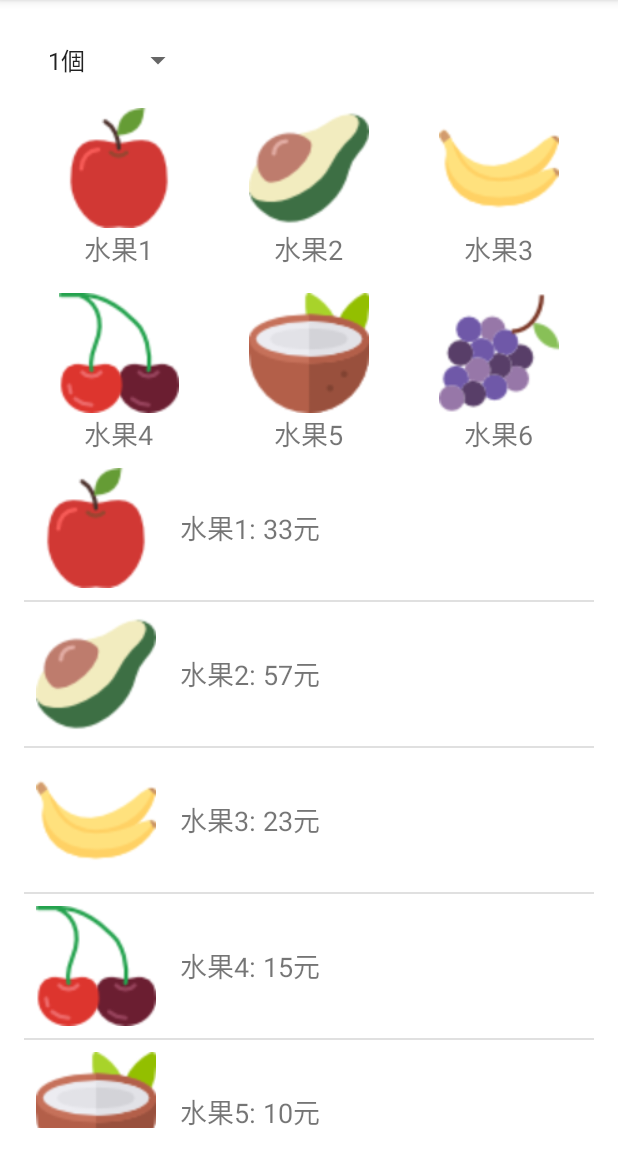
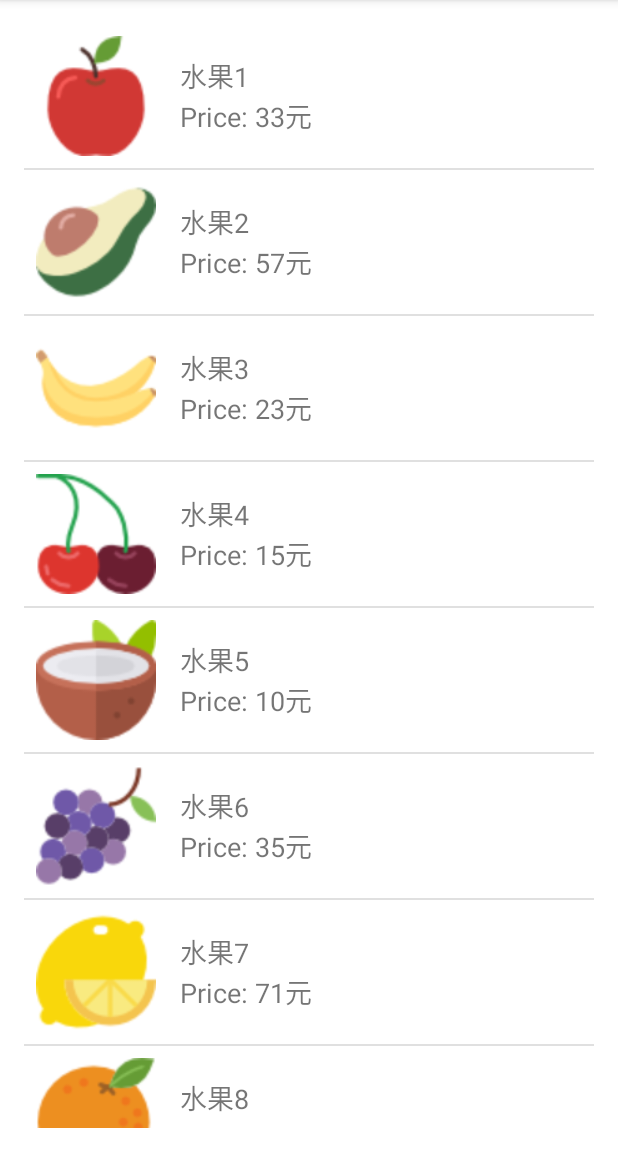
Before and after one commit to leo81407078/B07170035---, an Android app: the screen it shows after launch (MainActivity), on a phone screen of 412 x 824 dp, the part 84-1236 px from its top. Run offline under Robolectric (Android 15) with nearby library versions, the phone set to English and light mode, and no system bars.

Commit message:
B07170035

```diff
--- a/Lab7/app/src/main/java/com/italkutalk/lab7/MainActivity.kt
+++ b/Lab7/app/src/main/java/com/italkutalk/lab7/MainActivity.kt
@@ -9,8 +9,8 @@ class MainActivity : AppCompatActivity() {
         super.onCreate(savedInstanceState)
         setContentView(R.layout.activity_main)
         //將變數與 XML 元件綁定
-        val spinner = findViewById<Spinner>(R.id.spinner)
-        val gridView = findViewById<GridView>(R.id.gridView)
+        //val spinner = findViewById<Spinner>(R.id.spinner)
+        //val gridView = findViewById<GridView>(R.id.gridView)
         val listView = findViewById<ListView>(R.id.listView)
         val count = ArrayList<String>() //儲存購買數量資訊
         val item = ArrayList<Item>() //儲存水果資訊
@@ -19,19 +19,19 @@ class MainActivity : AppCompatActivity() {
             resources.obtainTypedArray(R.array.image_list) //從 R 類別讀取圖檔
         for(i in 0 until array.length()) {
             val photo = array.getResourceId(i,0) //水果圖片 Id
-            val name = "水果${i+1}" //水果名稱
+            val name = "水果${i+1}\nPrice" //水果名稱
             val price = priceRange.random() //亂數產生價格
             count.add("${i+1}個") //新增可購買數量資訊
             item.add(Item(photo, name, price)) //新增水果資訊
         }
         array.recycle() //釋放圖檔資源
         //建立 ArrayAdapter 物件，並傳入字串與 simple_list_item_1.xml
-        spinner.adapter = ArrayAdapter<String>(this,
-            android.R.layout.simple_list_item_1, count)
+        //spinner.adapter = ArrayAdapter<String>(this,
+            //android.R.layout.simple_list_item_1, count)
         //設定橫向顯示列數
-        gridView.numColumns = 3
+        //gridView.numColumns = 3
         //建立 MyAdapter 物件，並傳入 adapter_vertical 作為畫面
-        gridView.adapter = MyAdapter(this, item, R.layout.adapter_vertical)
+        //gridView.adapter = MyAdapter(this, item, R.layout.adapter_vertical)
         //建立 MyAdapter 物件，並傳入 adapter_horizontal 作為畫面
         listView.adapter = MyAdapter(this, item,
             R.layout.adapter_horizontal)
--- a/Lab7/app/src/main/res/layout/activity_main.xml
+++ b/Lab7/app/src/main/res/layout/activity_main.xml
@@ -2,27 +2,15 @@
 <androidx.constraintlayout.widget.ConstraintLayout
     xmlns:android="http://schemas.android.com/apk/res/android"
     xmlns:app="http://schemas.android.com/apk/res-auto"
+    xmlns:tools="http://schemas.android.com/tools"
     android:layout_width="match_parent"
     android:layout_height="match_parent"
     android:padding="16dp">
-
-    <Spinner
-        android:id="@+id/spinner"
-        android:layout_width="wrap_content"
-        android:layout_height="wrap_content"
-        app:layout_constraintStart_toStartOf="parent"
-        app:layout_constraintTop_toTopOf="parent" />
-
-    <GridView
-        android:id="@+id/gridView"
-        android:layout_width="match_parent"
-        android:layout_height="240dp"
-        app:layout_constraintTop_toBottomOf="@+id/spinner" />
 
     <ListView
         android:id="@+id/listView"
         android:layout_width="match_parent"
         android:layout_height="0dp"
         app:layout_constraintBottom_toBottomOf="parent"
-        app:layout_constraintTop_toBottomOf="@+id/gridView" />
+        tools:layout_editor_absoluteX="16dp" />
 </androidx.constraintlayout.widget.ConstraintLayout>
```
